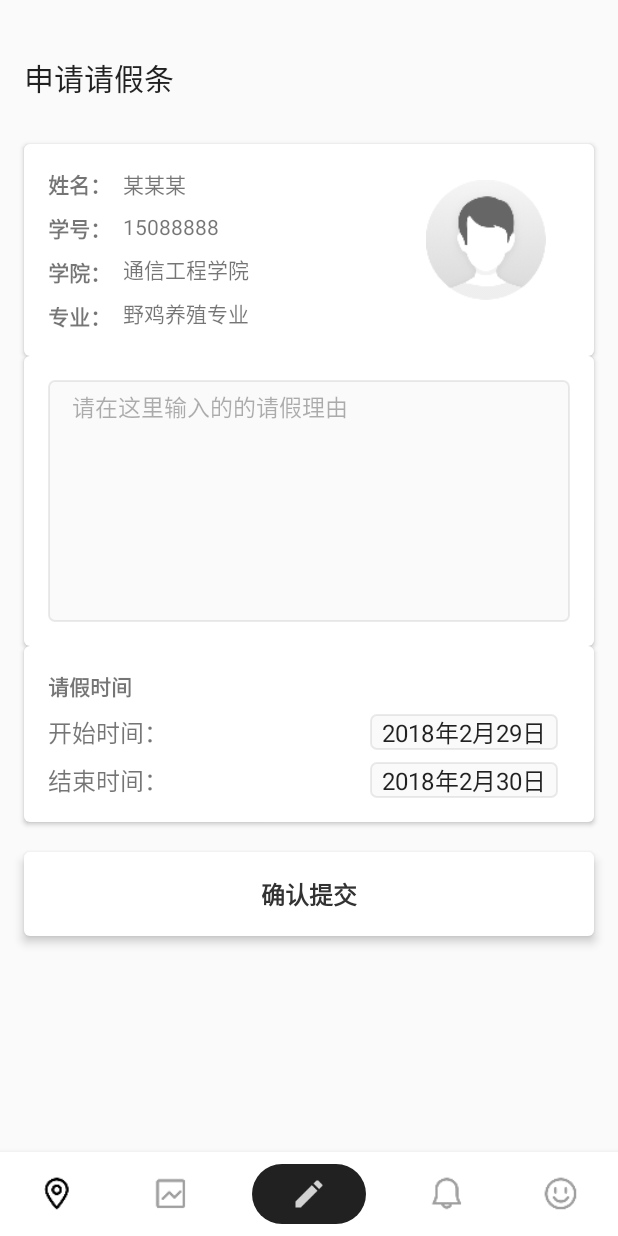
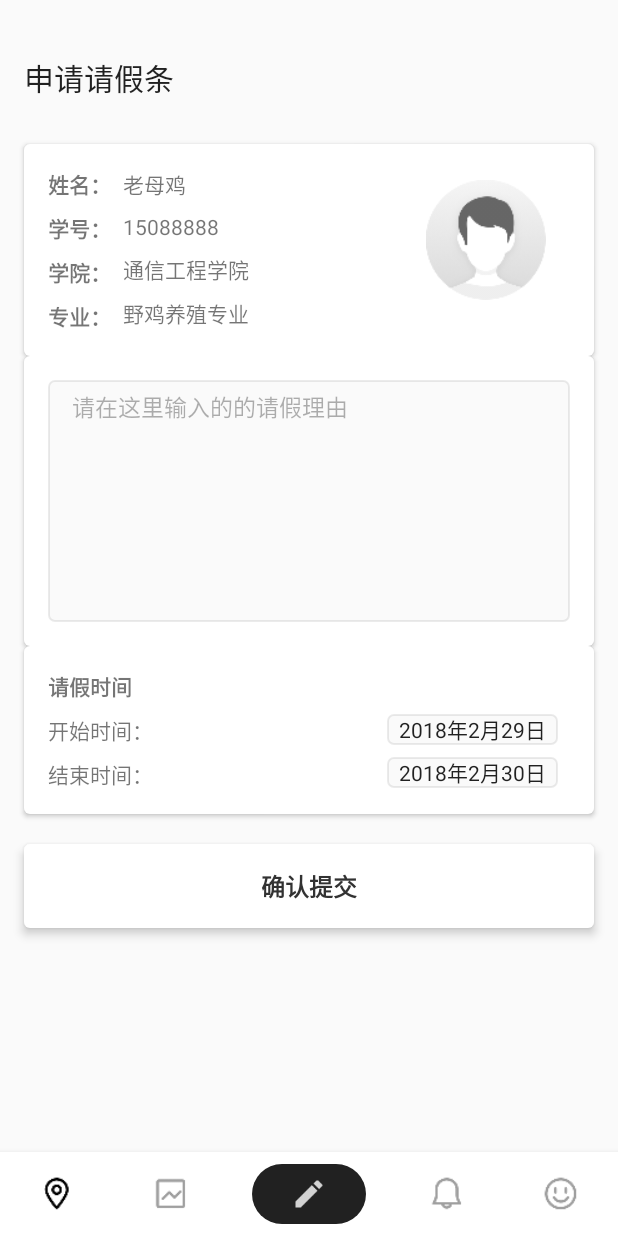
Before and after one commit to JaylenHsieh/Here, an Android app: the fragment LeaveNotoFragment placed in its activity, on a phone screen of 412 x 824 dp. Run offline under Robolectric (Android 15) with nearby library versions, the phone set to English and light mode, and no system bars.

Commit message:
一些小修改

```diff
--- a/app/src/main/AndroidManifest.xml
+++ b/app/src/main/AndroidManifest.xml
@@ -19,6 +19,7 @@
                 <category android:name="android.intent.category.LAUNCHER" />
             </intent-filter>
         </activity>
+        <activity android:name=".page.main.leavenoto.LeaveNotoActivity"></activity>
     </application>
 
 </manifest>
--- a/app/src/main/res/layout/fragment_leave_noto.xml
+++ b/app/src/main/res/layout/fragment_leave_noto.xml
@@ -48,7 +48,7 @@
                     android:layout_width="wrap_content"
                     android:layout_height="wrap_content"
                     android:layout_marginStart="8dp"
-                    android:text="某某某"
+                    android:text="老母鸡"
                     app:layout_constraintStart_toEndOf="@+id/textView"
                     app:layout_constraintTop_toTopOf="parent" />
 
@@ -175,7 +175,7 @@
                     android:layout_marginTop="8dp"
                     android:text="开始时间："
 
-                    android:textSize="16sp"
+                    android:textSize="14sp"
                     app:layout_constraintStart_toStartOf="parent"
                     app:layout_constraintTop_toBottomOf="@+id/textView5" />
 
@@ -189,7 +189,7 @@
                     android:paddingEnd="8dp"
                     android:text="2018年2月29日"
                     android:background="@drawable/bg_edittext"
-                    android:textSize="16sp"
+                    android:textSize="14sp"
                     app:layout_constraintEnd_toEndOf="parent"
                     app:layout_constraintTop_toBottomOf="@+id/textView5" />
 
@@ -198,7 +198,7 @@
                     android:layout_height="wrap_content"
                     android:layout_marginTop="8dp"
                     android:text="结束时间："
-                    android:textSize="16sp"
+                    android:textSize="14sp"
                     app:layout_constraintStart_toStartOf="parent"
                     app:layout_constraintTop_toBottomOf="@+id/textView6" />
 
@@ -212,7 +212,7 @@
                     android:paddingStart="8dp"
                     android:paddingEnd="8dp"
                     android:background="@drawable/bg_edittext"
-                    android:textSize="16sp"
+                    android:textSize="14sp"
                     app:layout_constraintEnd_toEndOf="parent"
                     app:layout_constraintTop_toBottomOf="@+id/tv_start_time" />
 
@@ -243,8 +243,6 @@
 
         </LinearLayout>
 
-
     </ScrollView>
 
-
 </LinearLayout>
--- a/build.gradle
+++ b/build.gradle
@@ -27,5 +27,5 @@ task clean(type: Delete) {
 }
 
 ext {
-    supportLibraryVersion = "27.0.1"
+    supportLibraryVersion = "27.1.0"
 }
```
Also changed, not shown: app/src/main/java/com/hdu/newe/here/page/main/leavenoto/LeaveNotoActivity.kt (added, +13 -0 lines), app/src/main/java/com/hdu/newe/here/page/main/leavenoto/LeaveNotoContract.kt (added, +28 -0 lines), app/src/main/java/com/hdu/newe/here/page/main/leavenoto/LeaveNotoPresenter.java (added, +8 -0 lines), app/src/main/res/layout/activity_leave_noto.xml (added, +9 -0 lines).
